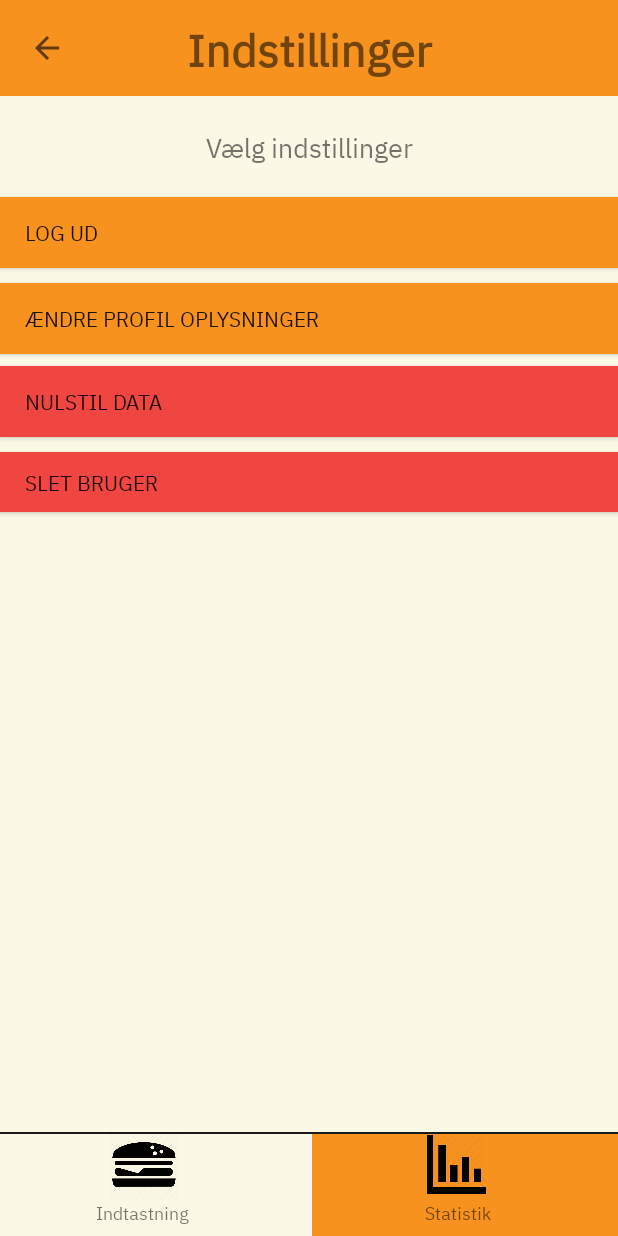
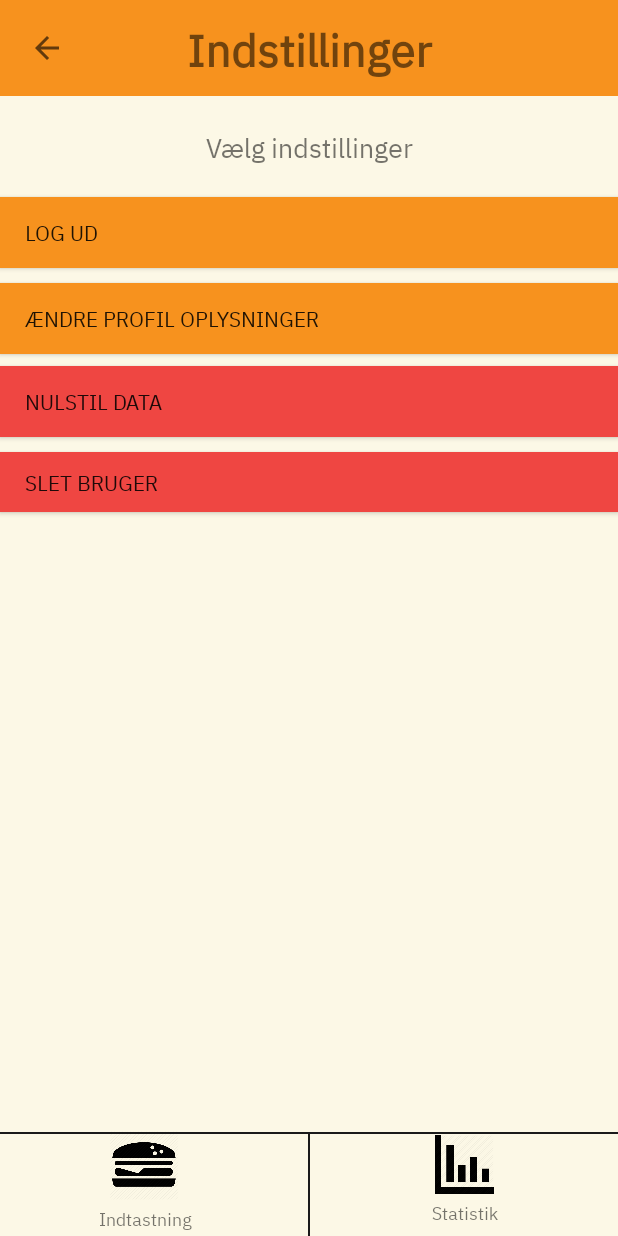
Before and after one commit to Alexcool3/Food_Waste_Prototype, an Android app: the SettingsActivity screen opened directly, with no data from a screen before it, on a phone screen of 412 x 824 dp. Run offline under Robolectric (Android 15) with nearby library versions, the light colour scheme and no system bars; our stand-ins replace androidx.preference.

Commit message:
change to settings

```diff
--- a/app/src/main/res/layout/settings_activity.xml
+++ b/app/src/main/res/layout/settings_activity.xml
@@ -103,15 +103,6 @@
         app:layout_constraintStart_toStartOf="parent"
         app:layout_constraintTop_toBottomOf="@+id/change" />
 
-    <view
-        android:id="@+id/taskbarPicked4"
-        class="androidx.appcompat.widget.ActionMenuView"
-        android:layout_width="204dp"
-        android:layout_height="69dp"
-        android:background="@color/Orange"
-        app:layout_constraintBottom_toBottomOf="parent"
-        app:layout_constraintEnd_toEndOf="parent" />
-
     <ImageButton
         android:id="@+id/button_input5"
         android:layout_width="56dp"
@@ -132,25 +123,20 @@
         android:id="@+id/button_stats5"
         android:layout_width="48dp"
         android:layout_height="39dp"
-        android:layout_marginEnd="84dp"
-        android:layout_marginRight="84dp"
         android:layout_marginBottom="28dp"
         android:background="@null"
         android:scaleType="fitCenter"
         app:layout_constraintBottom_toBottomOf="parent"
         app:layout_constraintEnd_toEndOf="parent"
-        app:layout_constraintStart_toStartOf="@+id/taskbarPicked"
+        app:layout_constraintStart_toEndOf="@+id/line7"
         app:layout_constraintTop_toBottomOf="@+id/line4"
         app:layout_constraintVertical_bias="0.24000001"
         app:srcCompat="@drawable/button_stats" />
 
     <TextView
-        android:id="@+id/input_button_text4"
+        android:id="@+id/button_input"
         android:layout_width="86dp"
         android:layout_height="23dp"
-        android:layout_marginStart="52dp"
-        android:layout_marginLeft="52dp"
-        android:layout_marginBottom="4dp"
         android:autoText="false"
         android:fontFamily="@font/ibm_plex_sans_regular"
         android:gravity="center"
@@ -159,10 +145,10 @@
         android:textSize="12sp"
         android:textStyle="normal"
         app:layout_constraintBottom_toBottomOf="parent"
-        app:layout_constraintEnd_toStartOf="@+id/taskbarPicked"
+        app:layout_constraintEnd_toStartOf="@+id/line7"
         app:layout_constraintHorizontal_bias="0.453"
         app:layout_constraintStart_toStartOf="parent"
-        app:layout_constraintTop_toTopOf="@+id/button_input"
+        app:layout_constraintTop_toBottomOf="@+id/button_input5"
         app:layout_constraintVertical_bias="1.0" />
 
     <TextView
@@ -170,8 +156,6 @@
         android:layout_width="86dp"
         android:layout_height="23dp"
         android:layout_marginTop="19dp"
-        android:layout_marginEnd="64dp"
-        android:layout_marginRight="64dp"
         android:layout_marginBottom="4dp"
         android:autoText="false"
         android:fontFamily="@font/ibm_plex_sans_regular"
@@ -182,7 +166,7 @@
         android:textStyle="normal"
         app:layout_constraintBottom_toBottomOf="parent"
         app:layout_constraintEnd_toEndOf="parent"
-        app:layout_constraintStart_toStartOf="@+id/taskbarPicked"
+        app:layout_constraintStart_toEndOf="@+id/line7"
         app:layout_constraintTop_toBottomOf="@+id/button_stats"
         app:layout_constraintVertical_bias="1.0" />
 
@@ -201,5 +185,18 @@
         app:layout_constraintTop_toBottomOf="@+id/tableLayout"
         app:layout_constraintVertical_bias="1.0" />
 
+    <View
+        android:id="@+id/line7"
+        android:layout_width="1dp"
+        android:layout_height="69dp"
+        android:background="@color/Black"
+        android:clickable="false"
+        android:outlineAmbientShadowColor="#000000"
+        app:layout_constraintBottom_toBottomOf="parent"
+        app:layout_constraintEnd_toEndOf="parent"
+        app:layout_constraintStart_toStartOf="parent"
+        app:layout_constraintTop_toBottomOf="@+id/tableLayout"
+        app:layout_constraintVertical_bias="1.0" />
+
 
 </androidx.constraintlayout.widget.ConstraintLayout>
```
